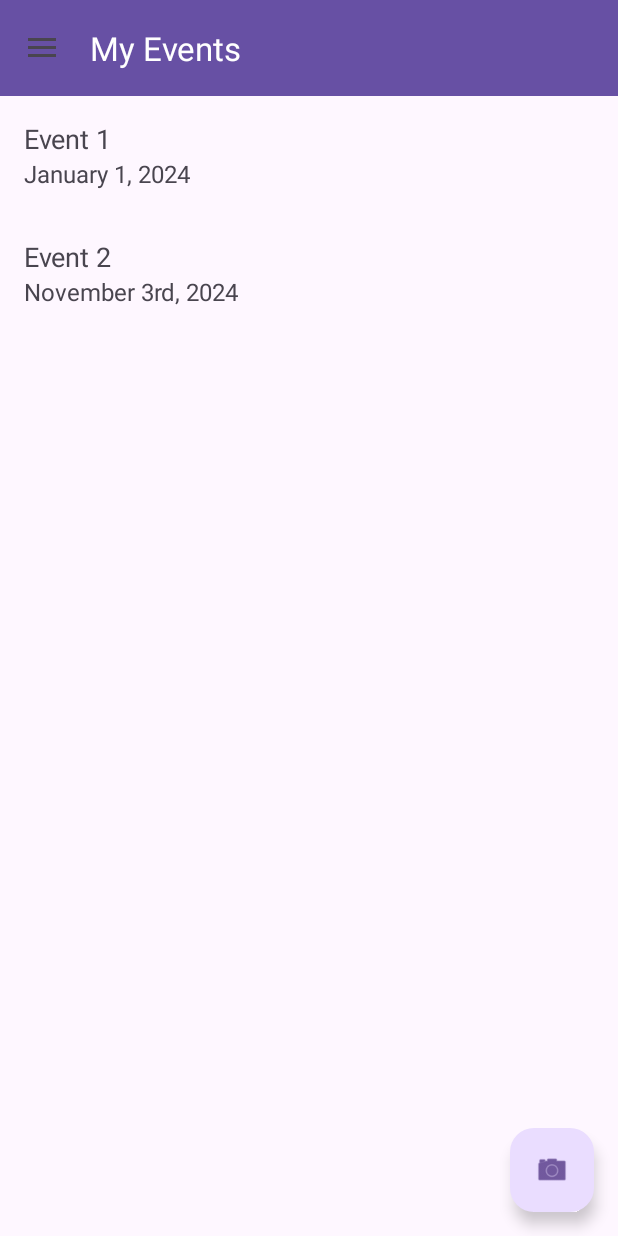
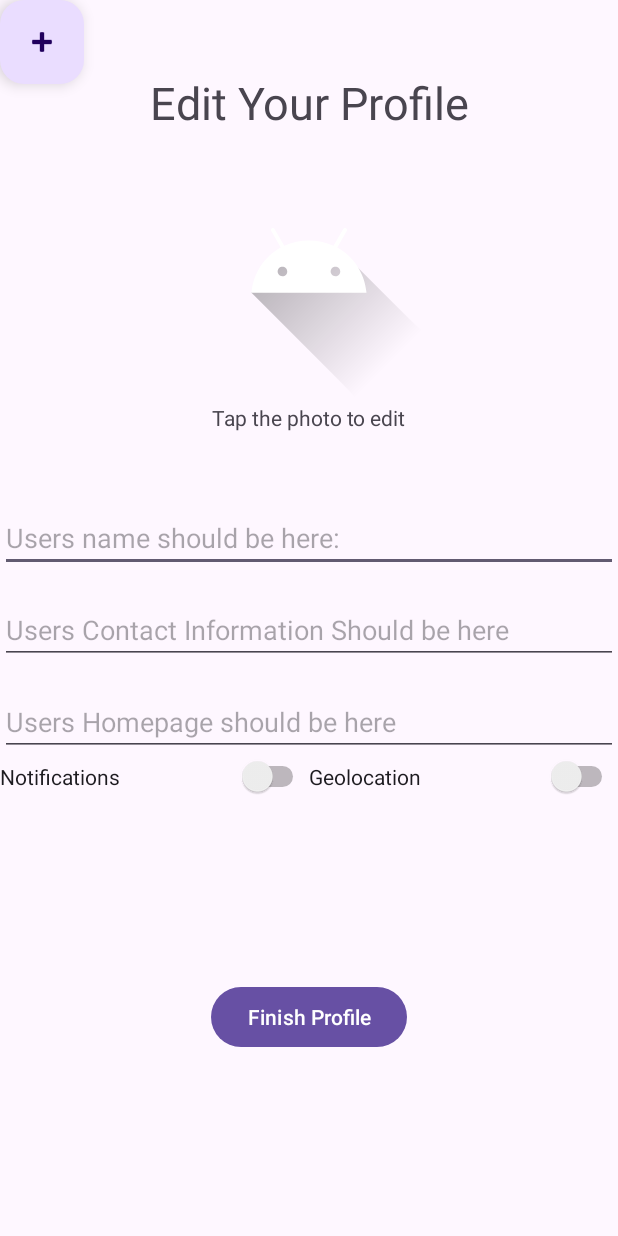
Before and after one commit to CMPUT301W24T57/holos-Project, an Android app: the AttendeeDashboardActivity screen opened directly, with no data from a screen before it, after a tap on "Edit Profile", on a phone screen of 412 x 824 dp. Run offline under Robolectric (Android 15) with nearby library versions, the phone set to English and light mode, and no system bars; 1 other tap on this screen came first.

Commit message:
ViewAllEvents Activity, and EditProfile Activity

```diff
--- a/HolosProject/app/src/main/java/com/example/holosproject/AttendeeDashboardActivity.java
+++ b/HolosProject/app/src/main/java/com/example/holosproject/AttendeeDashboardActivity.java
@@ -2,6 +2,7 @@ package com.example.holosproject;
 import androidx.appcompat.widget.Toolbar;
 
 
+import android.content.Intent;
 import android.os.Bundle;
 import android.view.MenuItem;
 
@@ -22,8 +23,9 @@ import java.util.List;
  * FileName: AttendeeDashboardActivity
  * Description: This is the logic for the AttendeeDashboard activity. It contains the logic for displaying the RecyclerView, which is the current implemented view for the
  * list of events. This is where the click listeners for the different sections of this screen will go. (The QR Code, Each Event, the drawer pop out menu, etc.)
- *
- *
+
+ * This dashboard shows all of the events the user is currently enrolled in. There is a different activity for all open events.
+
  * This file also contains first implementation of the drawer menu. This shit was really hard to set up to be honest, lots of different parts.
  * The XML files associated with the drawer are: hamburger_menu.xml, hamburger_menu_header.xml, and activity_attendee_dashboard.xml.
 
@@ -45,9 +47,21 @@ public class AttendeeDashboardActivity extends AppCompatActivity
     // OnNavigationItemSelected: When a user selects an item from the nav drawer menu, what should happen?
     @Override
     public boolean onNavigationItemSelected(MenuItem item) {
-        if (item.getItemId() == R.id.nav_edit_profile) {// If the user selects the "Edit Profile" section of the drawer, what happens? (navigate to edit profile activity)
+        // If the user selects one of the items in the drawer, what happens? (navigate to that respective activity)
+        int id = item.getItemId();
+
+        if (id == R.id.nav_edit_profile) {
+            Intent intent = new Intent(this, EditProfileActivity.class);
+            startActivity(intent);
+
+        } else if (id == R.id.nav_view_all_events) {
+            Intent intent = new Intent(this, ViewAllEventsActivity.class);
+            startActivity(intent);
+
         }
-        // Handle other menu item clicks here
+        else if (id == R.id.nav_view_registered_events) {   // If we want to navigate to the view we are already in, just close the drawer
+            drawerLayout.closeDrawer(GravityCompat.START);
+        }
 
         drawerLayout.closeDrawer(GravityCompat.START);
         return true;
--- /dev/null
+++ b/HolosProject/app/src/main/java/com/example/holosproject/EditProfileActivity.java
@@ -0,0 +1,44 @@
+package com.example.holosproject;
+
+import android.os.Bundle;
+import android.view.View;
+
+import androidx.appcompat.app.AppCompatActivity;
+
+import com.google.android.material.floatingactionbutton.FloatingActionButton;
+
+/**
+ * FileName: EditProfileActivity
+ * Description: Contains the logic for Editing a users profile.
+ * Brought to this screen when a user selects the "Edit Profile" option from the drawer menu.
+
+ * XML Files associated with this are: activity_edit_profile.xml
+ **/
+
+public class EditProfileActivity  extends AppCompatActivity {
+
+    @Override
+    protected void onCreate(Bundle savedInstanceState) {
+        super.onCreate(savedInstanceState);
+        setContentView(R.layout.activity_edit_profile);
+
+        // Initialize fields with the user's existing data
+        // ...
+
+        // Set up listeners and handlers for saving the edited profile
+        // ...
+
+        FloatingActionButton fabBack = findViewById(R.id.buttonEditProfileBack);
+        fabBack.setOnClickListener(new View.OnClickListener() {
+            @Override
+            public void onClick(View view) {
+                // Finish the activity to go back to the previous screen
+                finish();
+            }
+        });
+    }
+
+    // TODO: Populate the fields (Text, Switches, Image) with data from Firebase
+
+    // TODO: If all fields are filled, and user selects finish editing, update that document in firebase with the new information. Then decide where to navigate the user
+}
--- /dev/null
+++ b/HolosProject/app/src/main/res/layout/activity_edit_profile.xml
@@ -0,0 +1,114 @@
+<?xml version="1.0" encoding="utf-8"?>
+<androidx.constraintlayout.widget.ConstraintLayout xmlns:android="http://schemas.android.com/apk/res/android"
+    xmlns:app="http://schemas.android.com/apk/res-auto"
+    xmlns:tools="http://schemas.android.com/tools"
+    android:layout_width="match_parent"
+    android:layout_height="match_parent">
+
+    <!-- This activity shows after a user selects attendee from the intro page. They are to first create a profile-->
+    <!-- I did not spend very much time on the UI, so it looks like shit. Feel free to change any of it-->
+    <TextView
+        android:id="@+id/profile_creation_textHeader"
+        android:layout_width="wrap_content"
+        android:layout_height="wrap_content"
+        android:text="Edit Your Profile"
+        android:textSize="30sp"
+        android:layout_marginTop="48dp"
+        app:layout_constraintEnd_toEndOf="parent"
+        app:layout_constraintStart_toStartOf="parent"
+        app:layout_constraintTop_toTopOf="parent" />
+    "
+
+    <!-- CURRENTLY USING A PLACEHOLDER ICON FOR THIS IMAGEVIEW.-->
+    <ImageView
+        android:id="@+id/imageViewProfile"
+        android:layout_width="180dp"
+        android:layout_height="180dp"
+        android:src="@drawable/ic_launcher_foreground"
+        app:layout_constraintEnd_toEndOf="parent"
+        app:layout_constraintStart_toStartOf="parent"
+        app:layout_constraintTop_toBottomOf="@+id/profile_creation_textHeader" />
+
+    <TextView
+        android:id="@+id/profile_photo_subtext"
+        android:layout_width="wrap_content"
+        android:layout_height="wrap_content"
+        android:text="Tap the photo to edit"
+        app:layout_constraintEnd_toEndOf="parent"
+        app:layout_constraintStart_toStartOf="parent"
+        app:layout_constraintTop_toBottomOf="@+id/imageViewProfile">
+    </TextView>
+
+    <EditText
+        android:id="@+id/editTextName"
+        android:layout_width="match_parent"
+        android:layout_height="wrap_content"
+        android:hint="Users name should be here:"
+        android:layout_marginTop="48dp"
+        app:layout_constraintEnd_toEndOf="parent"
+        app:layout_constraintStart_toStartOf="parent"
+        app:layout_constraintTop_toBottomOf="@+id/profile_photo_subtext" />
+
+    <EditText
+        android:id="@+id/editTextContact"
+        android:layout_width="match_parent"
+        android:layout_height="wrap_content"
+        android:hint="Users Contact Information Should be here"
+        android:layout_marginTop="16dp"
+        app:layout_constraintEnd_toEndOf="parent"
+        app:layout_constraintHorizontal_bias="0.0"
+        app:layout_constraintStart_toStartOf="parent"
+        app:layout_constraintTop_toBottomOf="@+id/editTextName" />
+
+    <EditText
+        android:id="@+id/editTextHomepage"
+        android:layout_width="match_parent"
+        android:layout_height="wrap_content"
+        android:layout_marginTop="16dp"
+        android:hint="Users Homepage should be here"
+        app:layout_constraintEnd_toEndOf="parent"
+        app:layout_constraintStart_toStartOf="parent"
+        app:layout_constraintTop_toBottomOf="@+id/editTextContact" />
+
+    <Switch
+        android:id="@+id/switchNotifications"
+        android:layout_width="0dp"
+        android:layout_height="wrap_content"
+        android:text="Notifications"
+        app:layout_constraintEnd_toStartOf="@+id/switchGeolocation"
+        app:layout_constraintStart_toStartOf="parent"
+        app:layout_constraintTop_toBottomOf="@+id/editTextHomepage"
+        />
+
+    <Switch
+        android:id="@+id/switchGeolocation"
+        android:layout_width="0dp"
+        android:layout_height="wrap_content"
+        android:layout_below="@id/switchNotifications"
+        android:text="Geolocation"
+        app:layout_constraintEnd_toEndOf="parent"
+        app:layout_constraintStart_toEndOf="@+id/switchNotifications"
+        app:layout_constraintTop_toBottomOf="@+id/editTextHomepage"
+        />
+
+    <Button
+        android:id="@+id/buttonFinishProfileCreation"
+        android:layout_width="wrap_content"
+        android:layout_height="wrap_content"
+        android:text="Finish Profile"
+        app:layout_constraintBottom_toBottomOf="parent"
+        app:layout_constraintEnd_toEndOf="parent"
+        app:layout_constraintStart_toStartOf="parent"
+        app:layout_constraintTop_toBottomOf="@+id/switchGeolocation"
+        />
+
+    <com.google.android.material.floatingactionbutton.FloatingActionButton
+        android:id="@+id/buttonEditProfileBack"
+        android:layout_width="wrap_content"
+        android:layout_height="wrap_content"
+        app:layout_constraintStart_toStartOf="parent"
+        app:layout_constraintTop_toTopOf="parent"
+        app:srcCompat="@android:drawable/ic_input_add">  <!-- CURRENTLY USING A PLACEHOLDER ICON FOR THIS BACK BUTTON.-->
+    </com.google.android.material.floatingactionbutton.FloatingActionButton>
+
+</androidx.constraintlayout.widget.ConstraintLayout>
--- a/HolosProject/app/src/main/res/menu/drawer_menu.xml
+++ b/HolosProject/app/src/main/res/menu/drawer_menu.xml
@@ -17,5 +17,5 @@
     <!-- Add more menu items here -->
     <!-- If the user is an Admin, we need an item that says "View Admin Panel -->
     <!-- If the user is an Organizer, we need an item that says "View Organizer Dashboard -->
-
+    <!-- We could have these options displayed always, and then check permissions if the user taps it-->
 </menu>
```
Also changed, not shown: HolosProject/app/src/main/AndroidManifest.xml (+9 -0 lines), HolosProject/app/src/main/java/com/example/holosproject/ViewAllEventsActivity.java (added, +88 -0 lines), HolosProject/app/src/main/res/layout/activity_attendee_view_all_events.xml (added, +56 -0 lines).
